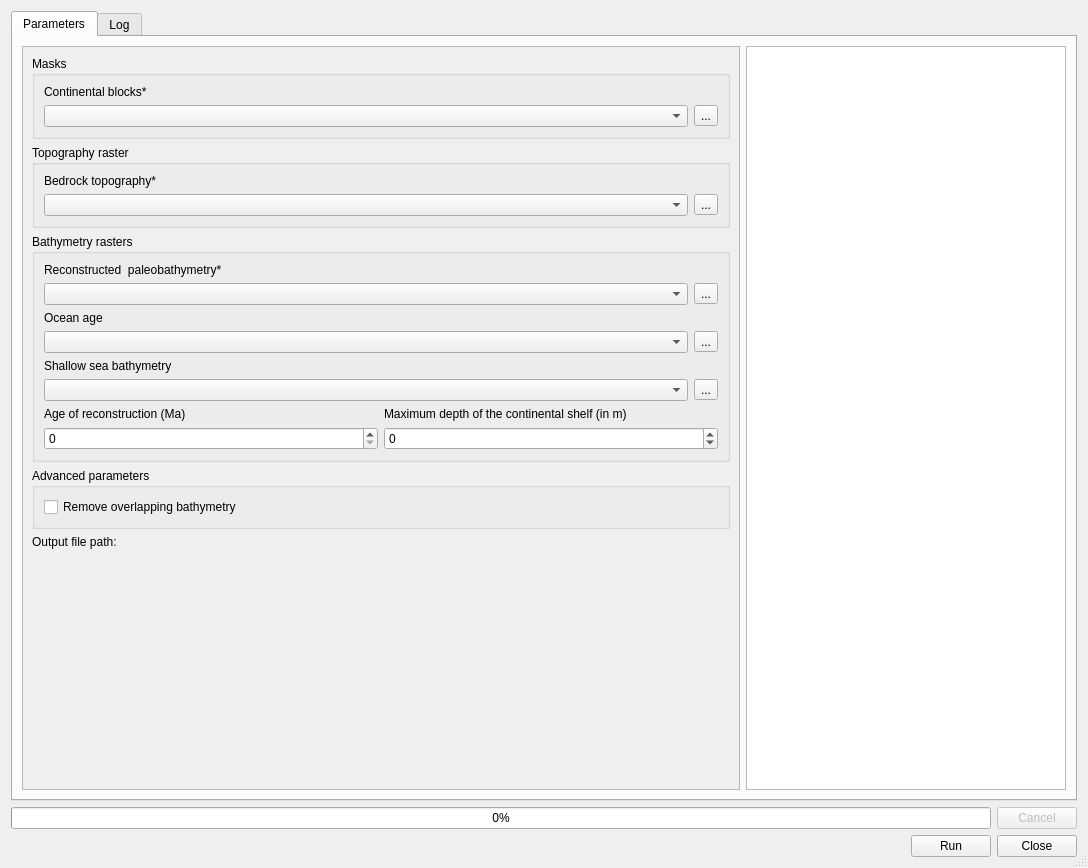
Before: the Qt Designer form ui/compile_tb.ui in jaminzoda/terra-antiqua, drawn with Qt 5.
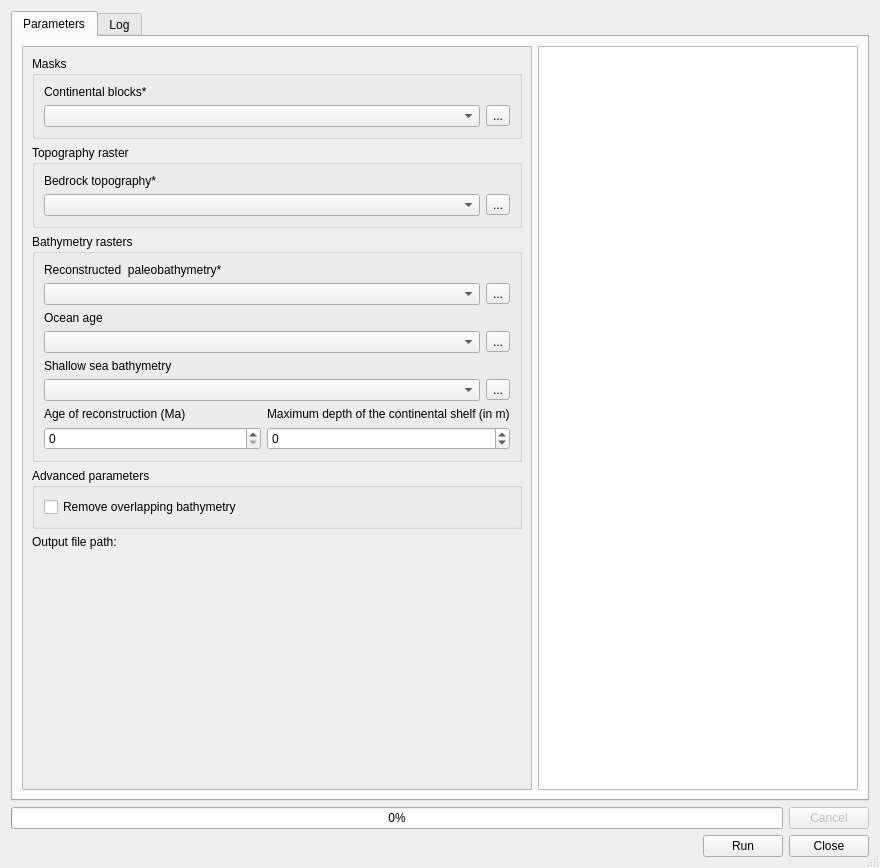
After: the same form once the commit is applied. Custom widgets are drawn as their Qt base class.

The edit to the form file:
```diff
--- a/ui/compile_tb.ui
+++ b/ui/compile_tb.ui
@@ -6,7 +6,7 @@
    <rect>
     <x>0</x>
     <y>0</y>
-    <width>1088</width>
+    <width>880</width>
     <height>868</height>
    </rect>
   </property>
```
